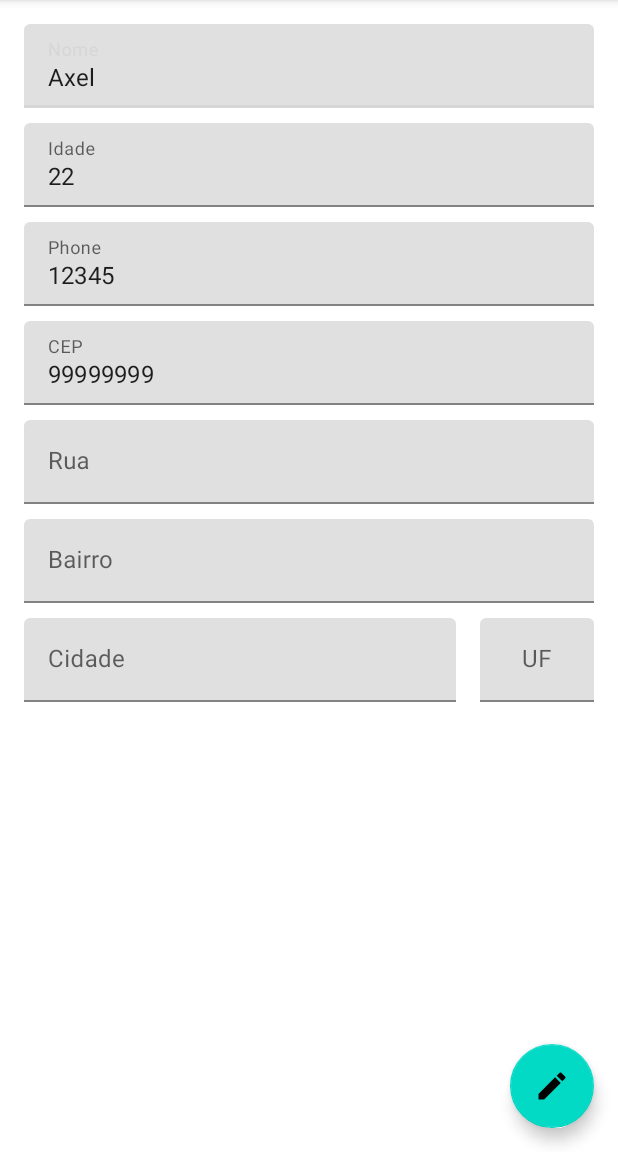
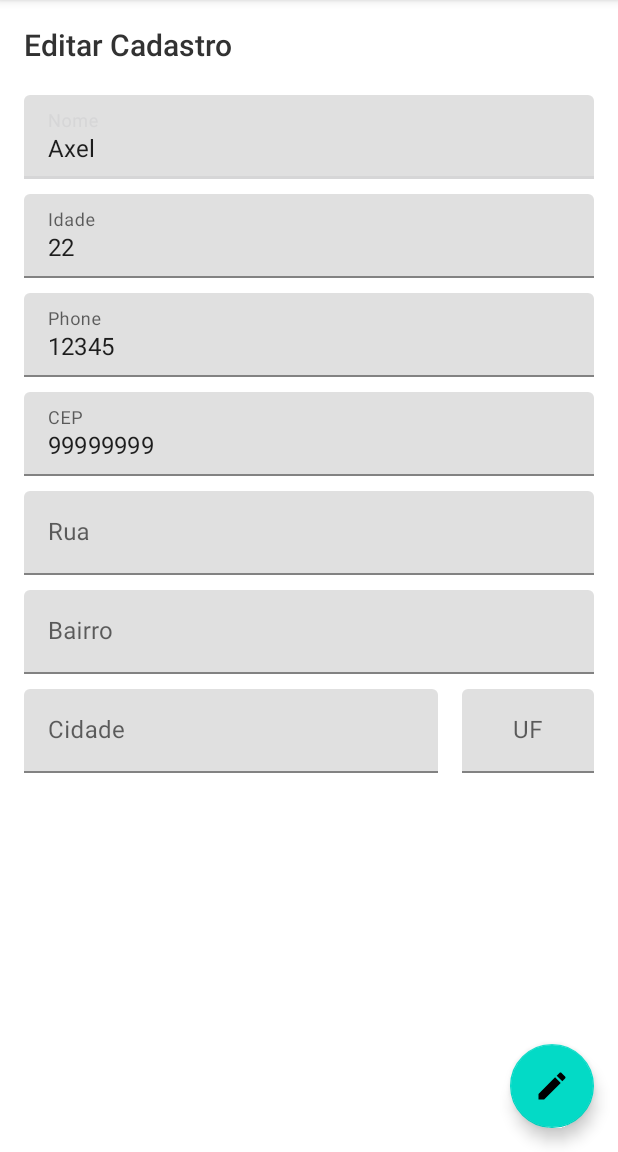
Before and after one commit to AxelRocha/RegisterApp, an Android app: the screen it shows after launch (AddRegisterActivity), after a tap on "AXEL", on a phone screen of 412 x 824 dp, the part 84-1236 px from its top. Run offline under Robolectric (Android 15) with nearby library versions, the phone set to English and light mode, and no system bars; our stand-ins replace Room's generated code.

Commit message:
improving add/edit activity ui

```diff
--- a/app/src/main/java/com/example/registerapp/ui/addregister/AddRegisterActivity.java
+++ b/app/src/main/java/com/example/registerapp/ui/addregister/AddRegisterActivity.java
@@ -7,6 +7,7 @@ import android.text.Editable;
 import android.text.TextWatcher;
 import android.view.View;
 import android.widget.EditText;
+import android.widget.TextView;
 
 import com.example.registerapp.R;
 import com.example.registerapp.database.RegisterRoomDatabase;
@@ -19,6 +20,8 @@ import com.google.android.material.textfield.TextInputLayout;
 public class AddRegisterActivity extends AppCompatActivity implements AddRegisterContract.View{
 
     private AddRegisterContract.Presenter mPresenter;
+
+    private TextView mIdentifierTextView;
 
     private EditText mNameEditText;
     private EditText mAgeEditText;
@@ -86,6 +89,9 @@ public class AddRegisterActivity extends AppCompatActivity implements AddRegiste
     }
 
     private void initViews() {
+        mIdentifierTextView = findViewById(R.id.identifierTextView);
+        setActivityIdentifier();
+
         mNameEditText = findViewById(R.id.nameEditText);
         mAgeEditText = findViewById(R.id.ageEditText);
         mPhoneEditText = findViewById(R.id.phoneEditText);
@@ -153,6 +159,14 @@ public class AddRegisterActivity extends AppCompatActivity implements AddRegiste
         });
     }
 
+    private void setActivityIdentifier() {
+        if (mEditMode){
+            mIdentifierTextView.setText("Editar Cadastro");
+        } else {
+            mIdentifierTextView.setText("Novo Cadastro");
+        }
+    }
+
 
     @Override
     public void setPresenter(AddRegisterContract.Presenter presenter) {
--- a/app/src/main/res/layout/activity_add_register.xml
+++ b/app/src/main/res/layout/activity_add_register.xml
@@ -18,6 +18,16 @@
             android:layout_height="wrap_content"
             android:layout_margin="16dp"
             android:orientation="vertical">
+
+            <TextView
+                android:id="@+id/identifierTextView"
+                android:layout_width="wrap_content"
+                android:layout_height="wrap_content"
+                android:fontFamily="sans-serif-medium"
+                android:textSize="20sp"
+                android:layout_marginBottom="20dp"
+                android:textColor="@android:color/secondary_text_light"
+                tools:text="Add/Edit Activity"/>
 
             <com.google.android.material.textfield.TextInputLayout
                 android:id="@+id/nameTextInputLayout"
@@ -120,7 +130,7 @@
                     android:layout_width="0dp"
                     android:layout_height="wrap_content"
                     android:layout_marginBottom="10dp"
-                    android:layout_weight="8">
+                    android:layout_weight="10">
 
                     <EditText
                         android:id="@+id/cityEditText"
@@ -137,7 +147,7 @@
                     android:layout_width="0dp"
                     android:layout_height="wrap_content"
                     android:layout_marginBottom="10dp"
-                    android:layout_weight="2">
+                    android:layout_weight="3">
 
                     <EditText
                         android:id="@+id/ufEditText"
@@ -145,8 +155,7 @@
                         android:layout_height="wrap_content"
                         android:hint="UF"
                         android:gravity="center"
-                        android:inputType="text|textCapCharacters|textNoSuggestions"
-                        android:maxLength="2"/>
+                        android:inputType="text|textCapCharacters|textNoSuggestions"/>
 
                 </com.google.android.material.textfield.TextInputLayout>
 
```
